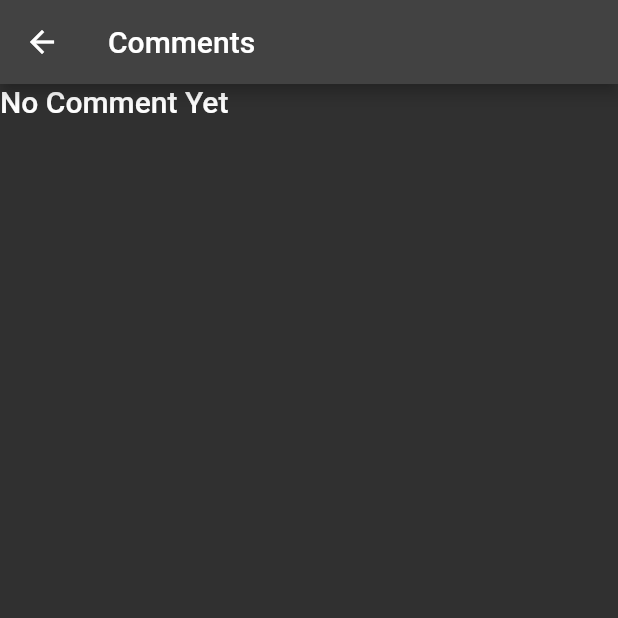
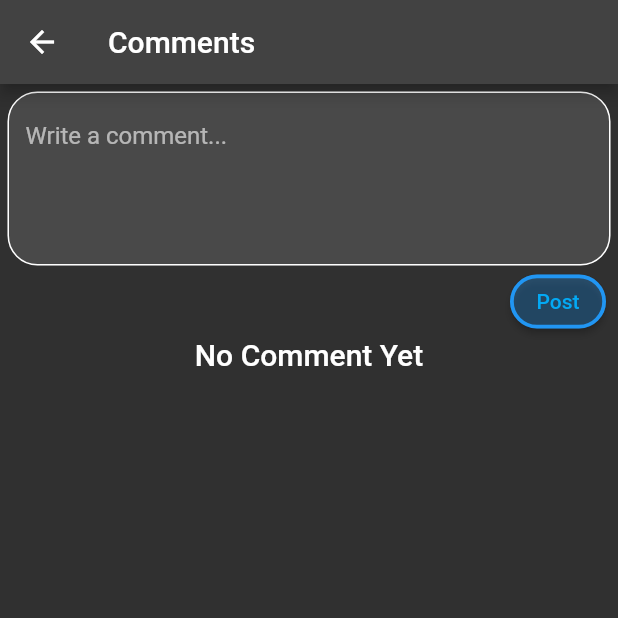
Before and after one commit to tnguyenthuyanh/Mobile-App-project---Creating-a-social-media-app, a Flutter app: the CommentScreen screen opened directly with empty values, on a phone screen of 412 x 824 dp, the top half of it. Run offline on Flutter 3.47's test engine with Material 2 defaults, Android fonts, the phone set to English and light mode, and no system bars; our stand-ins replace cloud_firestore, firebase_auth, firebase_core, firebase_storage, image_picker; missing offline and left inert: google_ml_kit; accounts and stored records are empty.

```diff
--- a/lib/viewscreen/comment_screen.dart
+++ b/lib/viewscreen/comment_screen.dart
@@ -43,16 +43,11 @@ class _CommentState extends State<CommentScreen> {
       appBar: AppBar(
         title: Text('Comments'),
       ),
-      body: Form(
+      body: Column(
+        children: [
+          Form(
             key: formKey,
-        child: con.commentList.isEmpty
-            ? Text(
-                'No Comment Yet',
-                style: Theme.of(context).textTheme.headline6,
-              )
-            : Column(
-                children: [
-                  Padding(
+            child: Padding(
               padding: const EdgeInsets.fromLTRB(5, 5, 5, 0),
               child: TextFormField(
                 controller: textController,
@@ -77,6 +72,7 @@ class _CommentState extends State<CommentScreen> {
                 enabled: true,
               ),
             ),
+          ),
           Padding(
             padding: const EdgeInsets.only(right: 8.0),
             child: Align(
@@ -88,8 +84,7 @@ class _CommentState extends State<CommentScreen> {
                       Colors.blue.withOpacity(0.3)),
                   foregroundColor:
                       MaterialStateProperty.all<Color>(Colors.lightBlue),
-                          shape:
-                              MaterialStateProperty.all<RoundedRectangleBorder>(
+                  shape: MaterialStateProperty.all<RoundedRectangleBorder>(
                     RoundedRectangleBorder(
                       borderRadius: BorderRadius.circular(20),
                       side: BorderSide(color: Colors.blue, width: 2.5),
@@ -100,10 +95,15 @@ class _CommentState extends State<CommentScreen> {
               ),
             ),
           ),
-                  Expanded(
+          con.commentList.isEmpty
+              ? Text(
+                  'No Comment Yet',
+                  style: Theme.of(context).textTheme.headline6,
+                )
+              : Expanded(
                   child: ListView.builder(
                       itemCount: con.commentList.length,
-                        itemBuilder: (context, index) {
+                      itemBuilder: (context, index)  {
                         return Container(
                           child: Column(
                             children: [
@@ -126,7 +126,7 @@ class _CommentState extends State<CommentScreen> {
                                 ),
                               ),
                               Padding(
-                                  padding: const EdgeInsets.fromLTRB(10, 4, 0, 0),
+                                padding: const EdgeInsets.fromLTRB(10, 2, 0, 0),
                                 child: Align(
                                   alignment: Alignment.topLeft,
                                   child: Text(
@@ -136,13 +136,15 @@ class _CommentState extends State<CommentScreen> {
                                   ),
                                 ),
                               ),
+                              SizedBox(
+                                height: 14,
+                              ),
                             ],
                           ),
                         );
                       }),
                 ),
         ],
-              ),
       ),
     );
   }
@@ -152,7 +154,7 @@ class _Controller {
   late _CommentState state;
   late List<Comment> commentList;
   late PhotoMemo photoMemo;
-  late Comment comment = Comment();
+  late Comment comment;
 
   _Controller(this.state) {
     commentList = state.widget.commentList;
@@ -160,12 +162,9 @@ class _Controller {
   }
 
   void post() async {
-      print('object');
-
     FormState? currentState = state.formKey.currentState;
     if (currentState == null || !currentState.validate()) return;
     currentState.save();
-      print('object1');
 
     try {
       comment.commentedBy = state.widget.user.email!;
@@ -174,9 +173,11 @@ class _Controller {
       comment.timestamp = DateTime.now();
       String docId = await FirestoreController.addComment(comment: comment);
       comment.docId = docId;
-      //state.widget.photoMemoList.insert(0, tempMemo);
       state.textController.clear();
-      state.render(() {});
+
+      state.render(() {
+        commentList.add(comment);
+      });
     } catch (e) {
       MyDialog.circularProgressStop(state.context);
       if (Constant.DEV) print('====== add comment error: $e');
@@ -188,7 +189,10 @@ class _Controller {
   }
 
   void saveComment(String? value) {
-    if (value != null) comment.content = value;
+    if (value != null) {
+      comment = Comment();
+      comment.content = value;
+    }
   }
 
   // void delete() async {
```
Lines whose indentation alone changed are shown as unchanged.
